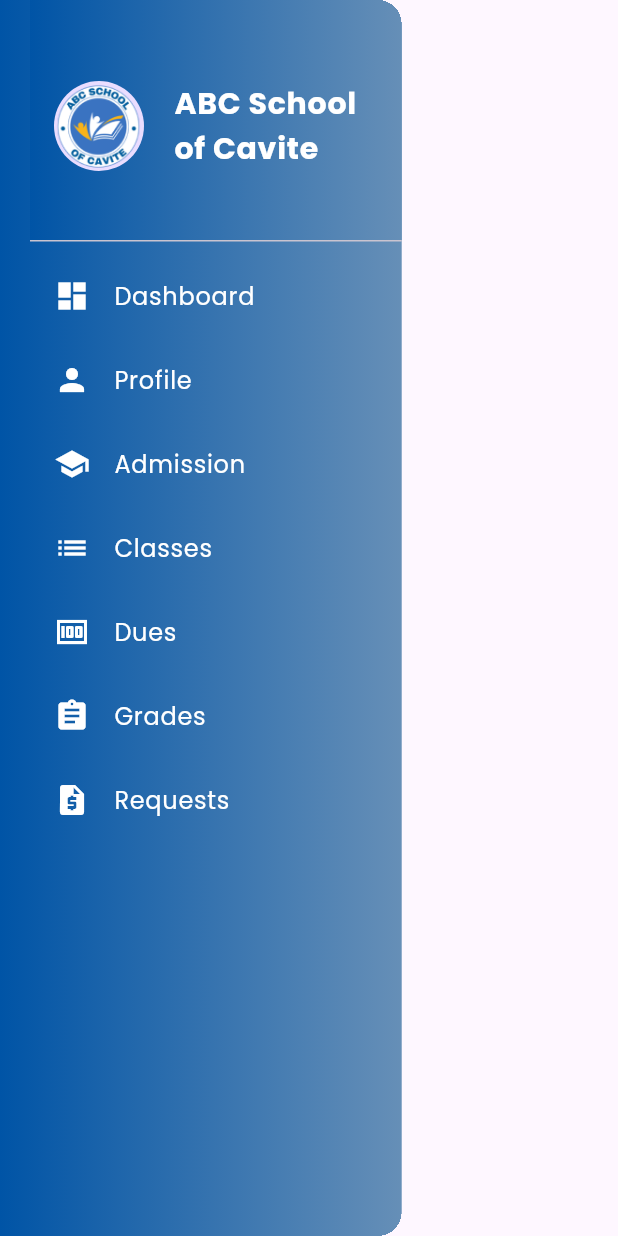
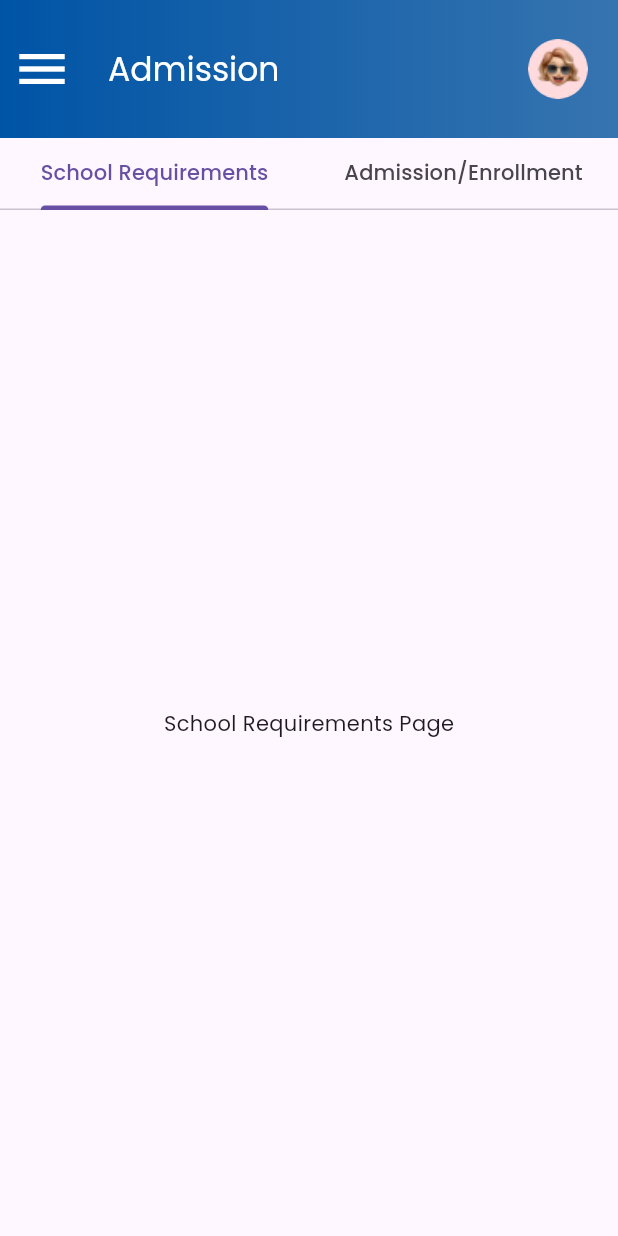
Before and after one commit to usernamesyd/cerebromob_clone, a Flutter app: the CerebroNavigationDrawer widget shown alone on an empty page, opened directly, after a tap on "Admission", on a phone screen of 412 x 824 dp. Run offline on Flutter 3.47's test engine with Material 3 defaults, Android fonts, the phone set to English and light mode, and no system bars; our stand-ins replace firebase_auth, firebase_core, firebase_database; accounts and stored records are empty.

Commit message:
Working TopBar for Admission Page

```diff
--- a/lib/atoms/navigation_drawer.dart
+++ b/lib/atoms/navigation_drawer.dart
@@ -1,3 +1,4 @@
+import 'package:cerebro_mobile/organisms/admission_topbar.dart';
 import 'package:cerebro_mobile/pages/dashboard.dart';
 import 'package:cerebro_mobile/pages/login/change_profile.dart';
 import 'package:cerebro_mobile/pages/profile_screen.dart';
@@ -80,7 +81,8 @@ class CerebroNavigationDrawer extends StatelessWidget {
                 leading: Icon(Icons.school, color: Colors.white),
                 title: Text('Admission', style: TextStyle(color: Colors.white)),
                 onTap: () {
-                  Navigator.pushNamed(context, '/admission'); // Navigate to Admission
+                  Navigator.push(context,
+                      MaterialPageRoute(builder: (context) => AdmissionPage())); // Navigate to Dashboard
                 },
               ),
               ListTile(
--- /dev/null
+++ b/lib/organisms/admission_topbar.dart
@@ -0,0 +1,38 @@
+import 'package:cerebro_mobile/organisms/cerebro_appbar.dart';
+import 'package:cerebro_mobile/pages/admission/admission-enrollment_page.dart';
+import 'package:cerebro_mobile/pages/admission/school_requirements_page.dart';
+import 'package:flutter/material.dart';
+import '../atoms/navigation_drawer.dart';
+
+class AdmissionPage extends StatelessWidget {
+  @override
+  Widget build(BuildContext context) {
+    return Scaffold(
+      body: DefaultTabController(
+        length: 2, // Number of tabs
+        child: Scaffold(
+          appBar: CerebroAppBar(title: ("Admission")),
+          drawer: CerebroNavigationDrawer(),
+          body: Column(
+            children: <Widget>[
+              TabBar(
+                tabs: [
+                  Tab(text: 'School Requirements'),
+                  Tab(text: 'Admission/Enrollment'),
+                ],
+              ),
+              Expanded(
+                child: TabBarView(
+                  children: [
+                    SchoolRequirementsPage(),
+                    AdmissionEnrollmentPage(),
+                  ],
+                ),
+              ),
+            ],
+          ),
+        ),
+      ),
+    );
+  }
+}
--- /dev/null
+++ b/lib/pages/admission/admission-enrollment_page.dart
@@ -0,0 +1,11 @@
+import 'package:flutter/material.dart';
+
+
+class AdmissionEnrollmentPage extends StatelessWidget {
+  @override
+Widget build(BuildContext context) {
+    return Center(
+      child: Text('Admission/Enrollment Page'),
+    );
+  }
+}
--- /dev/null
+++ b/lib/pages/admission/school_requirements_page.dart
@@ -0,0 +1,11 @@
+import 'package:flutter/material.dart';
+
+
+class SchoolRequirementsPage extends StatelessWidget {
+  @override
+Widget build(BuildContext context) {
+    return Center(
+      child: Text('School Requirements Page'),
+    );
+  }
+}
```
